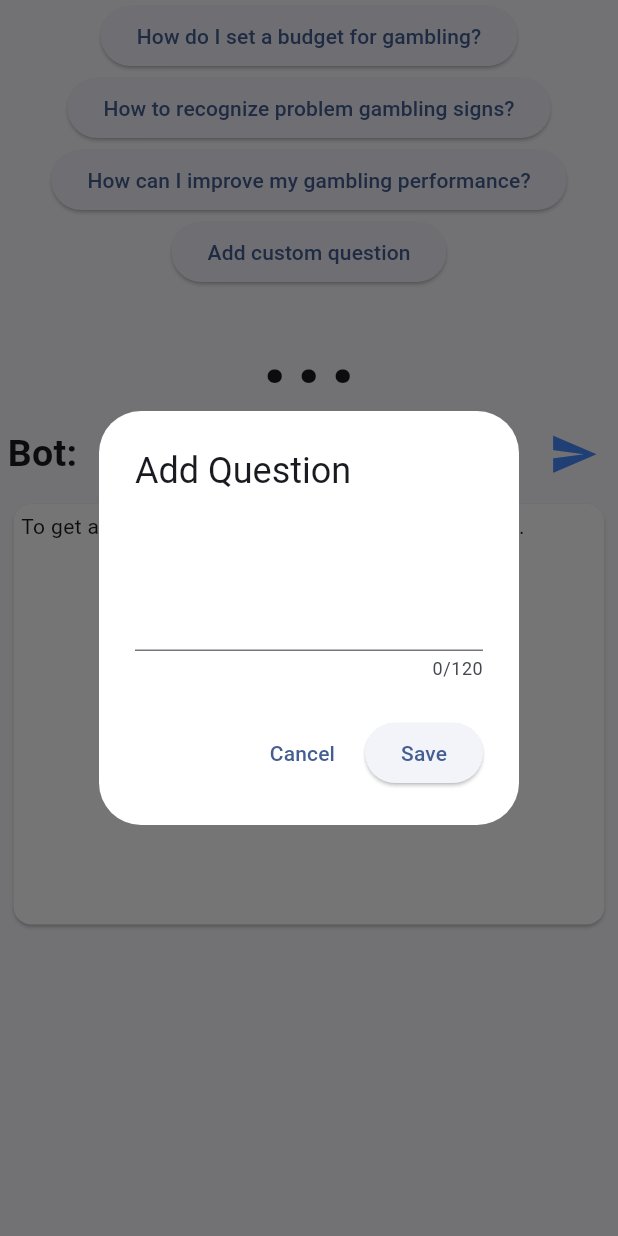
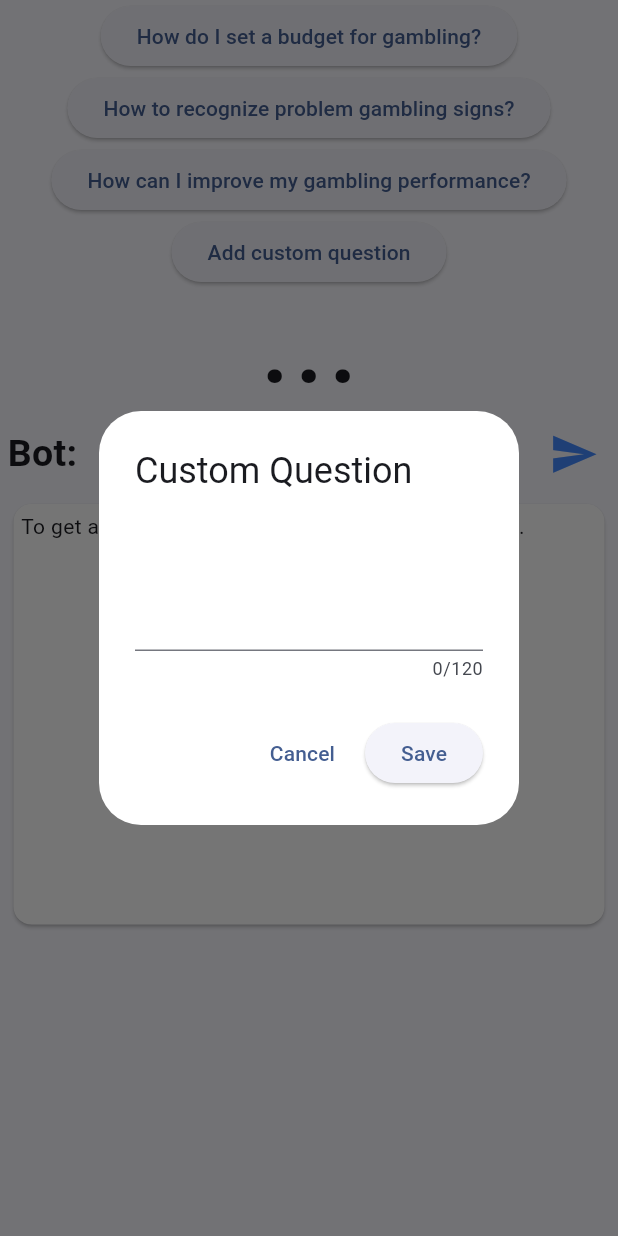
Before and after one commit to simong2/bet-better, a Flutter app: the Chatbot widget shown alone on an empty page, opened directly, after a tap on "Add custom question", on a phone screen of 412 x 824 dp. Run offline on Flutter 3.47's test engine with Material 3 defaults, Android fonts, the phone set to English and light mode, and no system bars; our stand-ins replace cloud_firestore, firebase_auth, firebase_core, fl_chart, flutter_dotenv, shared_preferences and 1 more; accounts and stored records are empty.

Commit message:
removed report screen - fixing on branch first

```diff
--- a/lib/screens/chatbot.dart
+++ b/lib/screens/chatbot.dart
@@ -10,7 +10,14 @@ class Chatbot extends StatefulWidget {
 }
 
 class _ChatbotState extends State<Chatbot> {
-  TextEditingController _questionController = TextEditingController();
+  late TextEditingController _questionController;
+
+  @override
+  void initState() {
+    // TODO: implement initState
+    super.initState();
+    _questionController = TextEditingController();
+  }
 
   Map<int, String> questionList = {
     1: "How do I set a budget for gambling?",
@@ -27,6 +34,13 @@ class _ChatbotState extends State<Chatbot> {
   bool light2 = false;
   bool light3 = false;
   bool light4 = false;
+
+  @override
+  void dispose() {
+    // TODO: implement dispose
+    _questionController.dispose();
+    super.dispose();
+  }
 
   @override
   Widget build(BuildContext context) {
@@ -98,7 +112,7 @@ class _ChatbotState extends State<Chatbot> {
                   builder: (context) {
                     return AlertDialog(
                       backgroundColor: Colors.white,
-                      title: const Text('Add Question'),
+                      title: const Text('Custom Question'),
                       content: TextField(
                         maxLength: 120,
                         maxLines: 3,
```
Also changed, not shown: lib/screens/generate_report.dart (deleted, +0 -17 lines), lib/screens/more_analysis.dart (+5 -16 lines).
